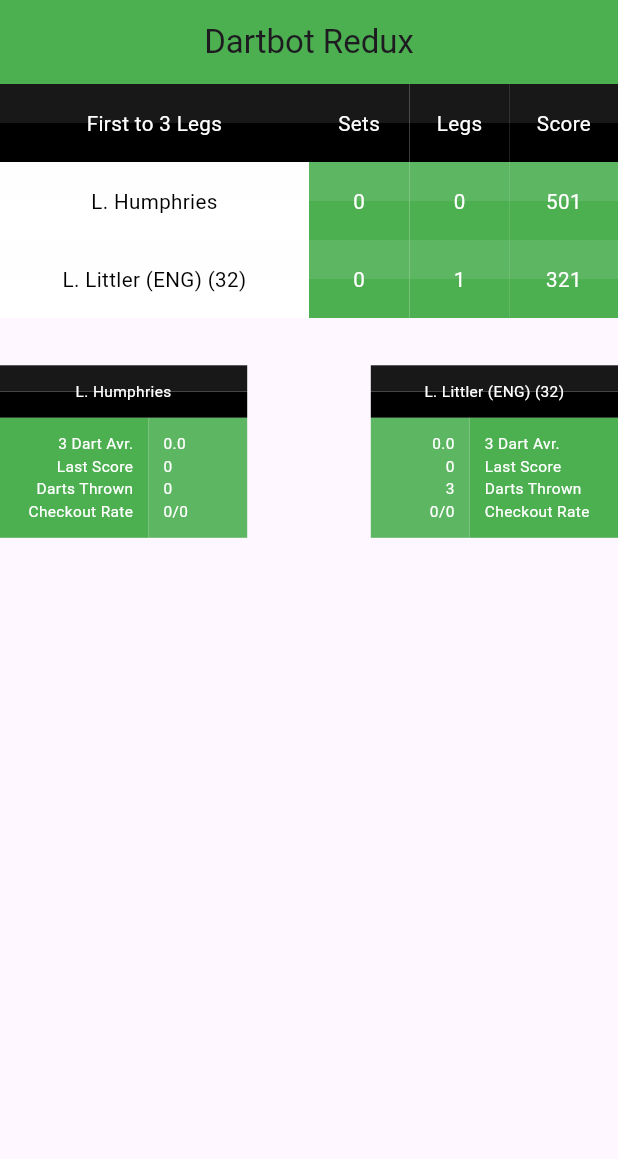
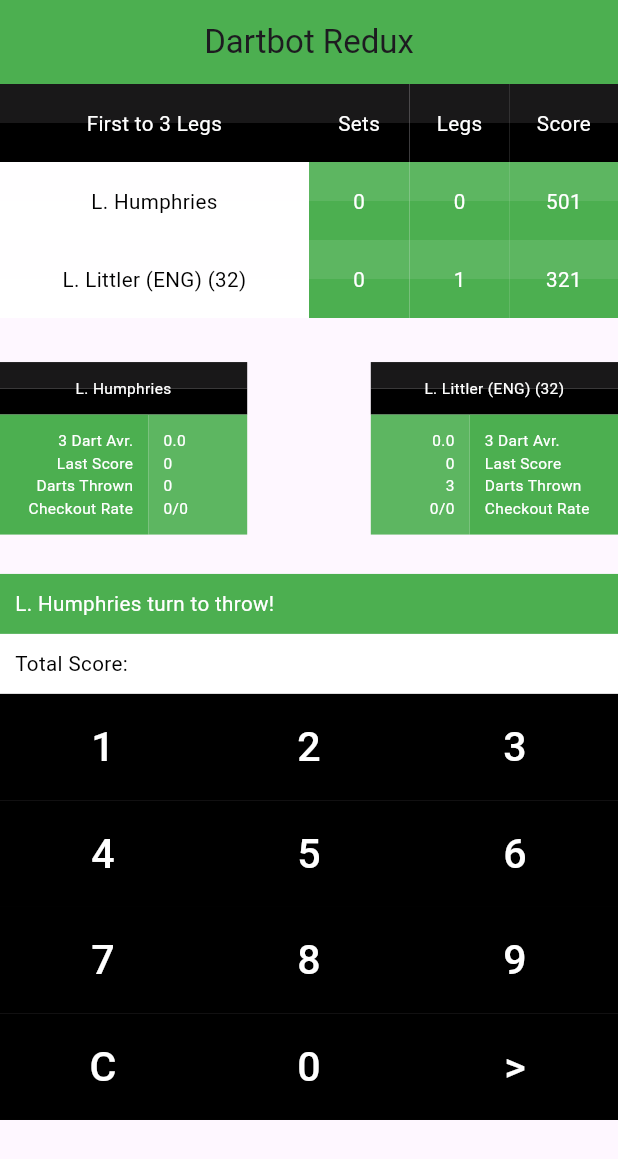
Before and after one commit to BartekSienko/dartbot-redux, a Flutter app: the screen it shows after launch, on a phone screen of 412 x 824 dp. Shown: the top 1159 px of the screen. Run offline on Flutter 3.47's test engine with Material 3 defaults, Android fonts, the phone set to English and light mode, and no system bars.

Commit message:
Added numPad to matchMenu

```diff
--- a/dartbot_redux/lib/frontend/match_menu/matchMenu.dart
+++ b/dartbot_redux/lib/frontend/match_menu/matchMenu.dart
@@ -1,6 +1,7 @@
 // ignore_for_file: file_names
 
 import 'package:dartbot_redux/backend/match_engine/dartPlayer.dart';
+import 'package:dartbot_redux/frontend/match_menu/widgets/numPad.dart';
 import 'package:dartbot_redux/frontend/match_menu/widgets/scoreboard.dart';
 import 'package:dartbot_redux/frontend/match_menu/widgets/statBox.dart';
 import 'package:flutter/material.dart';
@@ -49,7 +50,8 @@ class _MainMenuState extends State<MainMenu> {
               Expanded(flex: 20, child: Scoreboard(player1: player1, player2: player2)),
               Expanded(flex: 1, child: Container()),
               Expanded(flex: 15, child: StatBox(player1: player1, player2: player2)),
-              Expanded(flex: 50, child: Container()),
+              Expanded(flex: 1, child: Container()),
+              Expanded(flex: 50, child: NumPad(player1: player1, player2: player2))
             ]
           ),
         ),
--- /dev/null
+++ b/dartbot_redux/lib/frontend/match_menu/widgets/numPad.dart
@@ -0,0 +1,190 @@
+// ignore_for_file: file_names
+
+
+import 'package:dartbot_redux/backend/match_engine/dartPlayer.dart';
+import 'package:flutter/material.dart';
+
+class NumPad extends StatefulWidget{
+  final DartPlayer player1;
+  final DartPlayer player2;
+
+
+  const NumPad({
+    super.key,
+    required this.player1,
+    required this.player2,
+  });
+
+  @override
+  State<NumPad> createState() => _NumPadState();
+
+}
+
+class _NumPadState extends State<NumPad> {
+  late DartPlayer player1;
+  late DartPlayer player2;
+  String inputingScore = "";
+
+
+  @override
+  void initState() {
+    super.initState();
+    player1 = widget.player1;
+    player2 = widget.player2;
+  }
+
+  @override
+  Widget build(BuildContext context) {
+  double screenWidth = MediaQuery.of(context).size.width;
+
+  double fontSize = screenWidth / 30;
+  double numFontSize = fontSize * 2;
+  Color numPadTextColor = Colors.white;
+  Color numPadBGColor = Colors.black;
+  Color themeColor = Colors.green;
+
+
+  return Column(
+    children: [
+
+    //Text Field
+    buildTextField(fontSize, numPadTextColor, themeColor),
+    // NumPad
+    buildNumPad(numFontSize, numPadTextColor, numPadBGColor)
+    ]
+  );
+
+  }
+
+
+  Widget buildTextField(double fontSize, Color textColor, Color bGColor) {
+      return Column(
+        children: [
+          //Green textbox
+            Container(
+            color: bGColor,
+            alignment: Alignment.centerLeft,
+            padding: const EdgeInsets.all(10),  // Padding inside container, not outside
+            child: Text(
+                "${player1.name} turn to throw!",
+                style: TextStyle(
+                  fontSize: fontSize,
+                  color: textColor,
+                ),
+                textAlign: TextAlign.left,
+              ),
+            ),
+
+          //White "TextField"
+          Container(
+            color: Colors.white,
+            alignment: Alignment.centerLeft,
+            padding: const EdgeInsets.all(10),  // Padding inside container, not outside
+            child: Text(
+                "Total Score: $inputingScore",
+                style: TextStyle(
+                  fontSize: fontSize,
+                  color: Colors.black,
+                ),
+                textAlign: TextAlign.left,
+              ),
+            )
+          ],
+      );
+  }
+
+  Widget buildNumPad(double fontSize, Color textColor, Color bGColor) {
+    return Table(
+      defaultVerticalAlignment: TableCellVerticalAlignment.middle,
+      children: [
+            TableRow(children: [
+              buildNumber("1", fontSize, textColor, bGColor),
+              buildNumber("2", fontSize, textColor, bGColor),
+              buildNumber("3", fontSize, textColor, bGColor),
+            ]
+            ),
+            TableRow(children: [
+              buildNumber("4", fontSize, textColor, bGColor),
+              buildNumber("5", fontSize, textColor, bGColor),
+              buildNumber("6", fontSize, textColor, bGColor),
+            ]
+            ),
+            TableRow(children: [
+              buildNumber("7", fontSize, textColor, bGColor),
+              buildNumber("8", fontSize, textColor, bGColor),
+              buildNumber("9", fontSize, textColor, bGColor),
+            ]
+            ),
+            TableRow(children: [
+              buildNumber("C", fontSize, textColor, bGColor),
+              buildNumber("0", fontSize, textColor, bGColor),
+              buildNumber(">", fontSize, textColor, bGColor),
+            ]
+            ),
+
+      ]
+    );
+  }
+
+  Widget buildNumber(
+  String number,
+  double fontSize,
+  Color textColor,
+  Color bGColor,
+) {
+  return TextButton(
+    style: ButtonStyle(
+      padding: WidgetStateProperty.all(EdgeInsets.zero), // remove default padding
+      backgroundColor: WidgetStateProperty.all(bGColor), // base background color
+      shape: WidgetStateProperty.all(
+        RoundedRectangleBorder(borderRadius: BorderRadius.zero), // no rounding, adjust as needed
+      ),
+    ),
+    onPressed: () => handleButtonPress(number),
+    child: Stack(
+      children: [
+        Positioned.fill(
+          child: Column(
+            children: [
+              Expanded(
+                child: Container(color: bGColor.withAlpha(230)),
+              ),
+              Expanded(
+                child: Container(color: bGColor),
+              ),
+            ],
+          ),
+        ),
+        Container(
+          alignment: Alignment.center,
+          padding: const EdgeInsets.all(16), // inside padding
+          child: Text(
+            number,
+            style: TextStyle(
+              fontSize: fontSize,
+              color: textColor,
+            ),
+            textAlign: TextAlign.center,
+          ),
+        ),
+      ],
+    ),
+  );
+}
+
+void handleButtonPress(String number) {
+  if (int.tryParse(number) != null) {
+    setState(() {
+    inputingScore += number; // update the state variable
+    });
+  } else if (number == ">") {
+    //Send as a dart throw
+  } else if (number == "C") {
+    setState(() {
+    inputingScore = ""; // update the state variable
+    });
+  }
+}
+
+
+}
--- a/dartbot_redux/lib/frontend/match_menu/widgets/scoreboard.dart
+++ b/dartbot_redux/lib/frontend/match_menu/widgets/scoreboard.dart
@@ -52,7 +52,7 @@ class _ScoreboardState extends State<Scoreboard> {
             2: FlexColumnWidth(1.95),
             3: FlexColumnWidth(2.1),
           },
-          defaultVerticalAlignment: TableCellVerticalAlignment.top,
+          defaultVerticalAlignment: TableCellVerticalAlignment.middle,
           children: [
             TableRow(children: [
               buildScoreText("First to 3 Legs", nameFontSize, topRowTextColor, topRowBGColor),
```
